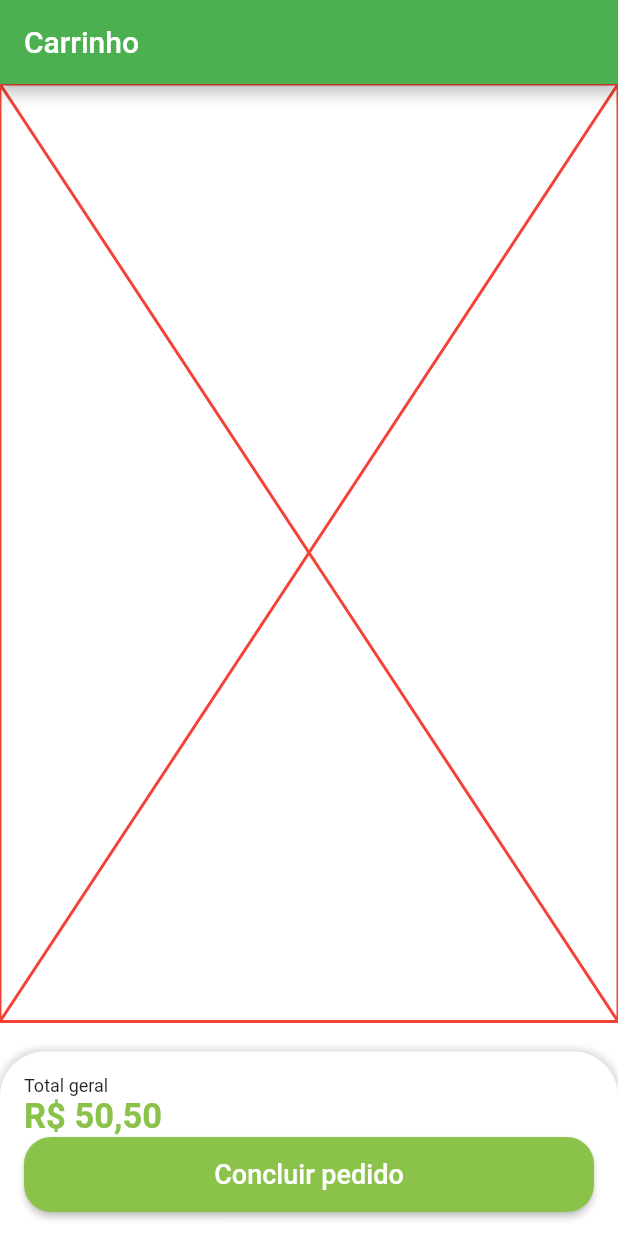
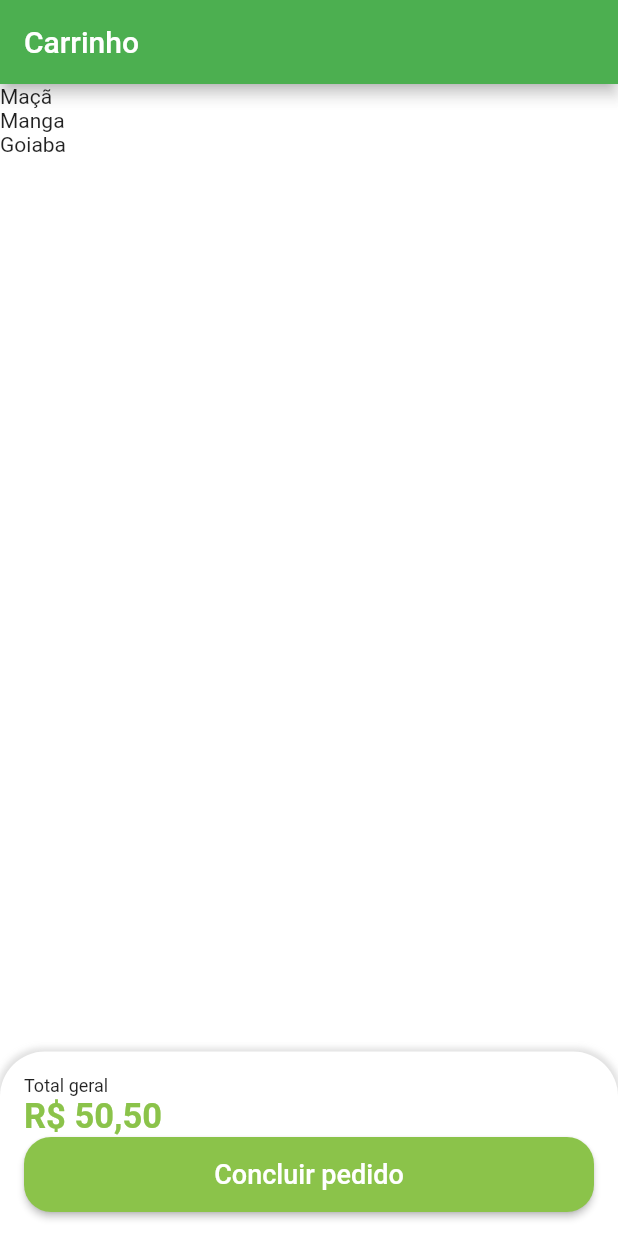
Before and after one commit to tiaggomoura/app-mercadin24h, a Flutter app: the CartTab screen opened directly, on a phone screen of 412 x 824 dp. Run offline on Flutter 3.47's test engine with Material 2 defaults, Android fonts, the light colour scheme and no system bars; our stand-ins replace animated_text_kit, badges, mask_text_input_formatter.

Commit message:
WIP - Lista de produtos

```diff
--- a/lib/src/config/app_data.dart
+++ b/lib/src/config/app_data.dart
@@ -1,4 +1,6 @@
 import 'package:mercadin/src/models/item_model.dart';
+
+import '../models/cart_item.dart';
 
 ItemModel apple = ItemModel(
   description:
@@ -70,3 +72,18 @@ List<String> categories = [
   'Temperos',
   'Careais',
 ];
+
+List<CartItem> cartItems = [
+  CartItem(
+    item: apple,
+    quantity: 2,
+  ),
+  CartItem(
+    item: mango,
+    quantity: 1,
+  ),
+  CartItem(
+    item: guava,
+    quantity: 3,
+  )
+];
--- /dev/null
+++ b/lib/src/models/cart_item.dart
@@ -0,0 +1,8 @@
+import 'package:mercadin/src/models/item_model.dart';
+
+class CartItem {
+  late ItemModel item;
+  late int quantity;
+
+  CartItem({required this.item, required this.quantity});
+}
--- a/lib/src/pages/cart/CartTab.dart
+++ b/lib/src/pages/cart/CartTab.dart
@@ -1,5 +1,6 @@
 import 'package:flutter/material.dart';
 import 'package:mercadin/src/config/custom_colors.dart';
+import 'package:mercadin/src/config/app_data.dart' as app_data;
 
 import '../../services/utils_services.dart';
 
@@ -16,11 +17,13 @@ class CartTab extends StatelessWidget {
       ),
       body: Column(
         children: [
-          const Expanded(
-            child: Placeholder(
-              color: Colors.red,
-            ),
-          ),
+          Expanded(
+              child: ListView.builder(
+            itemCount: app_data.cartItems.length,
+            itemBuilder: (_, index) {
+              return Text(app_data.cartItems[index].item.itemName);
+            },
+          )),
           const SizedBox(
             height: 20,
           ),
```
